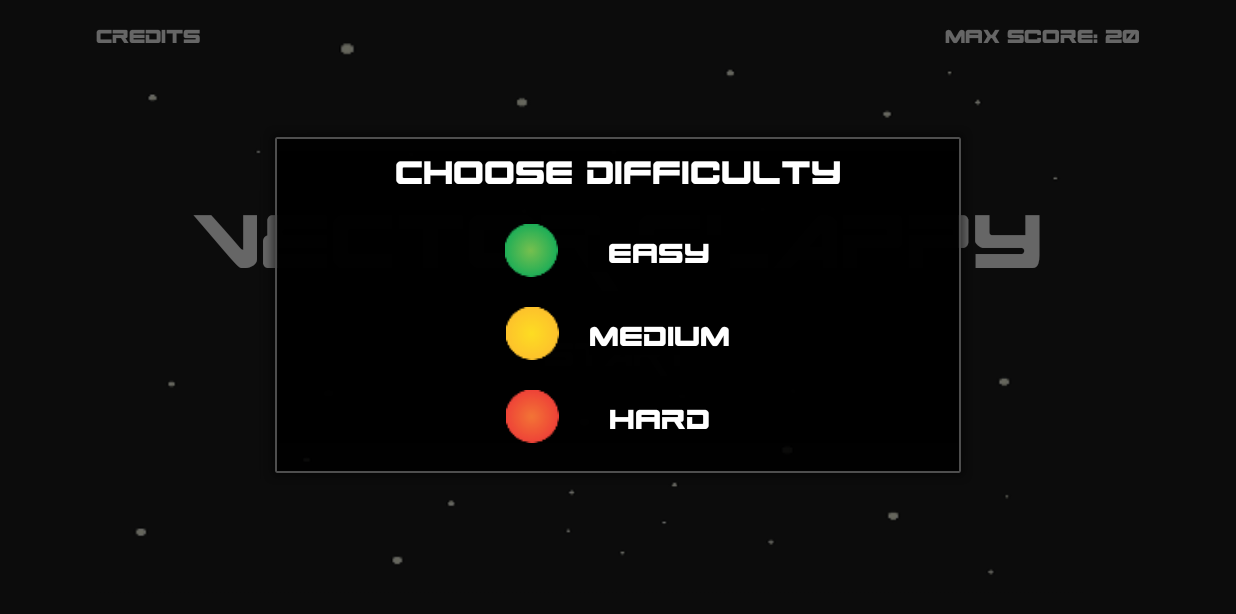
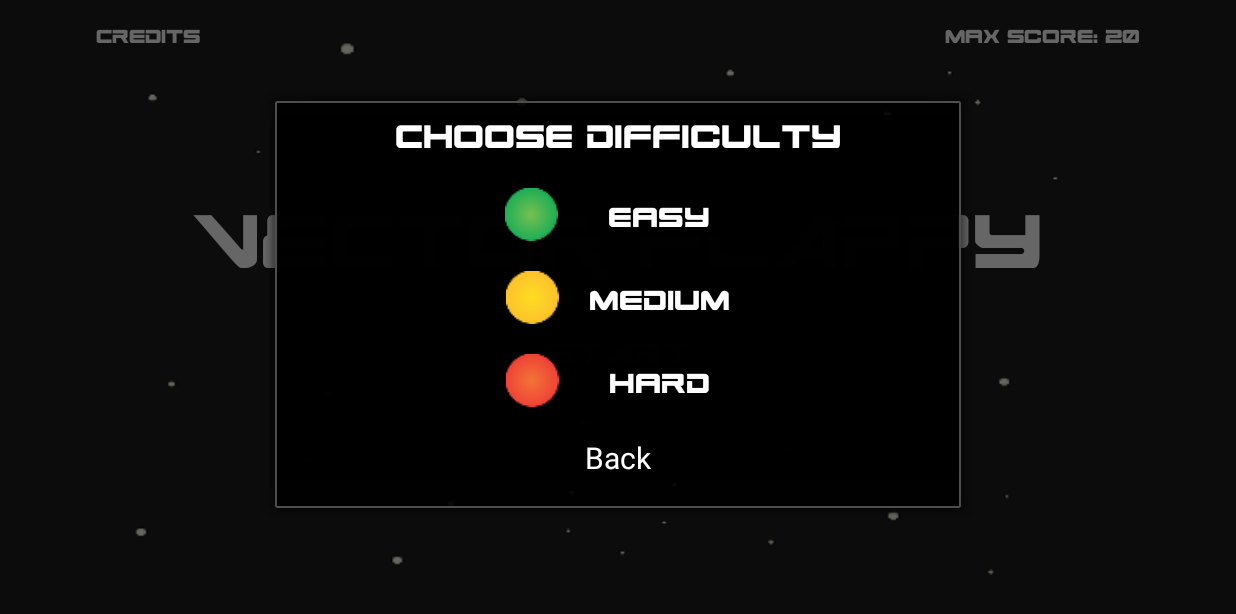
Before and after one commit to nagot21/VectorFlappy, an Android app: the screen it shows after launch (MainActivity), after a tap on "START", on a phone screen of 824 x 412 dp (held sideways). Shown: the top 614 px of the screen. Run offline under Robolectric (Android 15) with nearby library versions, the phone set to English and light mode, and no system bars; 1 statement that could not run was skipped.

Commit message:
Add button back to dialog_main.xml

```diff
--- a/app/src/main/res/layout-large/dialog_main.xml
+++ b/app/src/main/res/layout-large/dialog_main.xml
@@ -107,5 +107,15 @@
 
     </LinearLayout>
 
+    <Button
+        android:id="@+id/btnBackMain"
+        android:layout_width="wrap_content"
+        android:layout_height="wrap_content"
+        android:layout_gravity="center"
+        android:layout_marginTop="30dp"
+        android:background="@color/blackTransparent"
+        android:text="@string/back"
+        android:textColor="@color/white"
+        android:textSize="20sp" />
 
 </LinearLayout>
--- a/app/src/main/res/layout-normal/dialog_main.xml
+++ b/app/src/main/res/layout-normal/dialog_main.xml
@@ -107,5 +107,15 @@
 
     </LinearLayout>
 
+    <Button
+        android:id="@+id/btnBackMain"
+        android:layout_width="wrap_content"
+        android:layout_height="wrap_content"
+        android:layout_gravity="center"
+        android:layout_marginTop="20dp"
+        android:background="@color/blackTransparent"
+        android:text="@string/back"
+        android:textColor="@color/white"
+        android:textSize="20sp" />
 
 </LinearLayout>
--- a/app/src/main/res/layout-xlarge/dialog_main.xml
+++ b/app/src/main/res/layout-xlarge/dialog_main.xml
@@ -107,5 +107,16 @@
 
     </LinearLayout>
 
+    <Button
+        android:id="@+id/btnBackMain"
+        android:layout_width="wrap_content"
+        android:layout_height="wrap_content"
+        android:layout_gravity="center"
+        android:layout_marginTop="40dp"
+        android:background="@color/blackTransparent"
+        android:text="@string/back"
+        android:textColor="@color/white"
+        android:textSize="30sp" />
+
 
 </LinearLayout>
```
